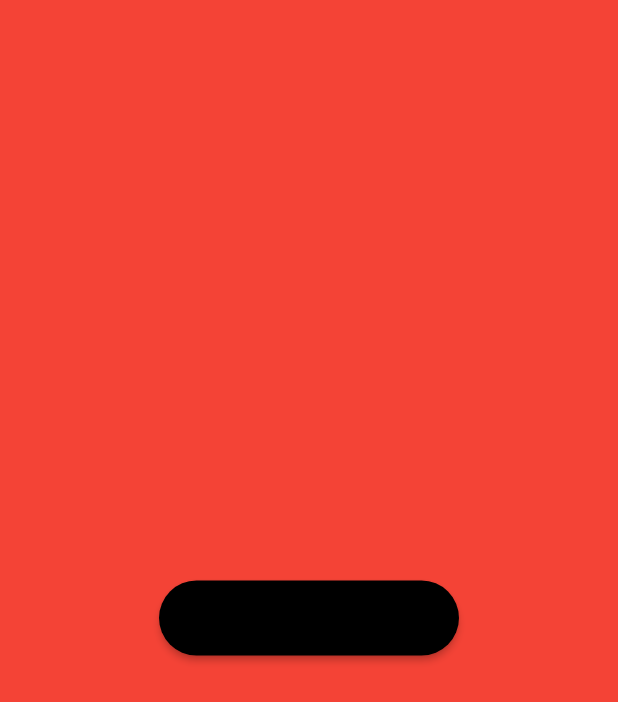
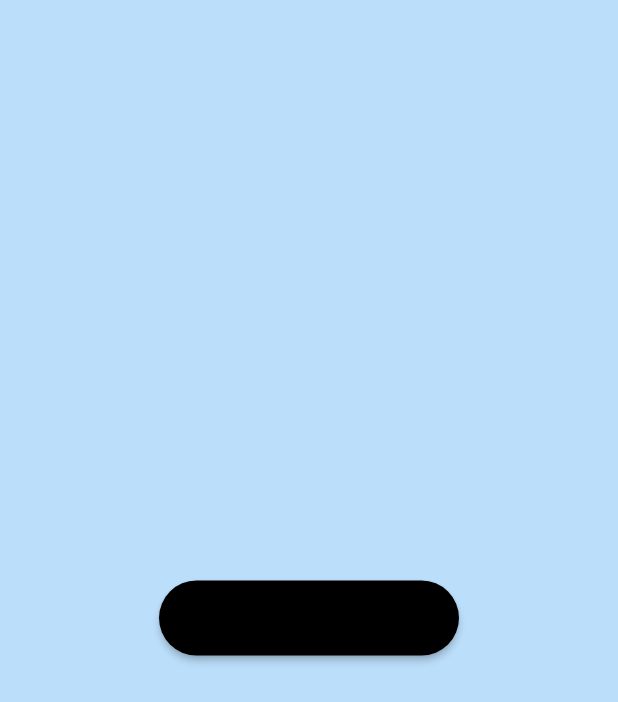
Before and after one commit to kevin2-cyber/scrivania, a Flutter app: the screen it shows after launch, after a tap on "Get Started", on a phone screen of 412 x 824 dp. Shown: the top 702 px of the screen. Run offline on Flutter 3.47's test engine with Material 2 defaults, Android fonts, the phone set to English and light mode, and no system bars.

Commit message:
Update welcome.dart

```diff
--- a/lib/welcome.dart
+++ b/lib/welcome.dart
@@ -9,7 +9,7 @@ class Welcome extends StatelessWidget {
       body: Container(
         height: MediaQuery.of(context).size.height,
         width: MediaQuery.of(context).size.width,
-        color: Colors.red,
+        color: Colors.blue.shade100,
         child: Column(
           mainAxisAlignment: MainAxisAlignment.center,
           children: <Widget>[
```
